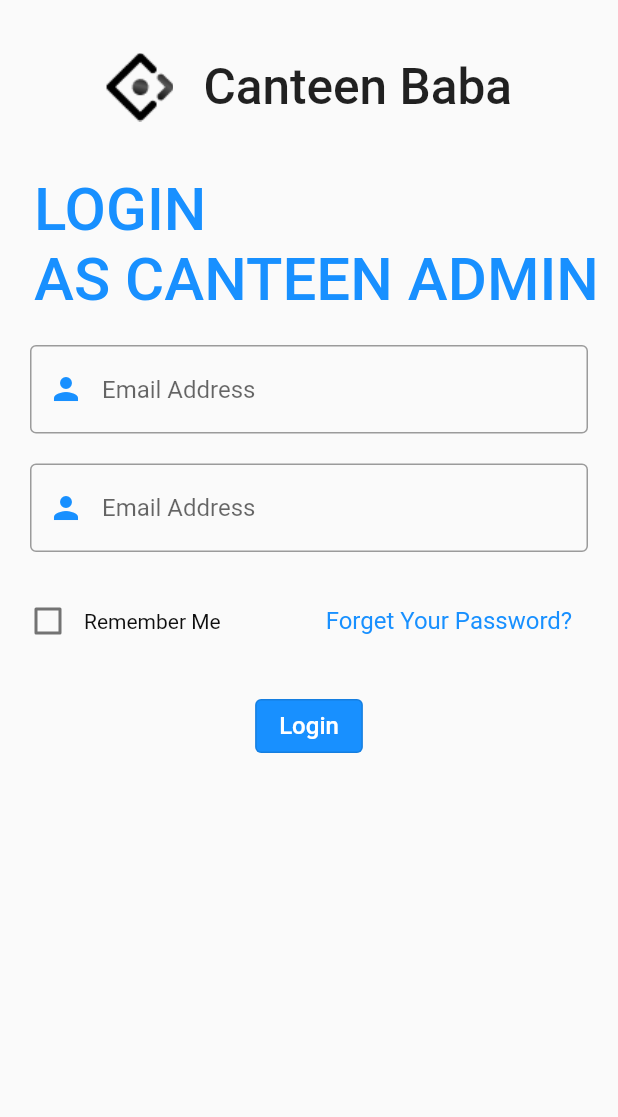
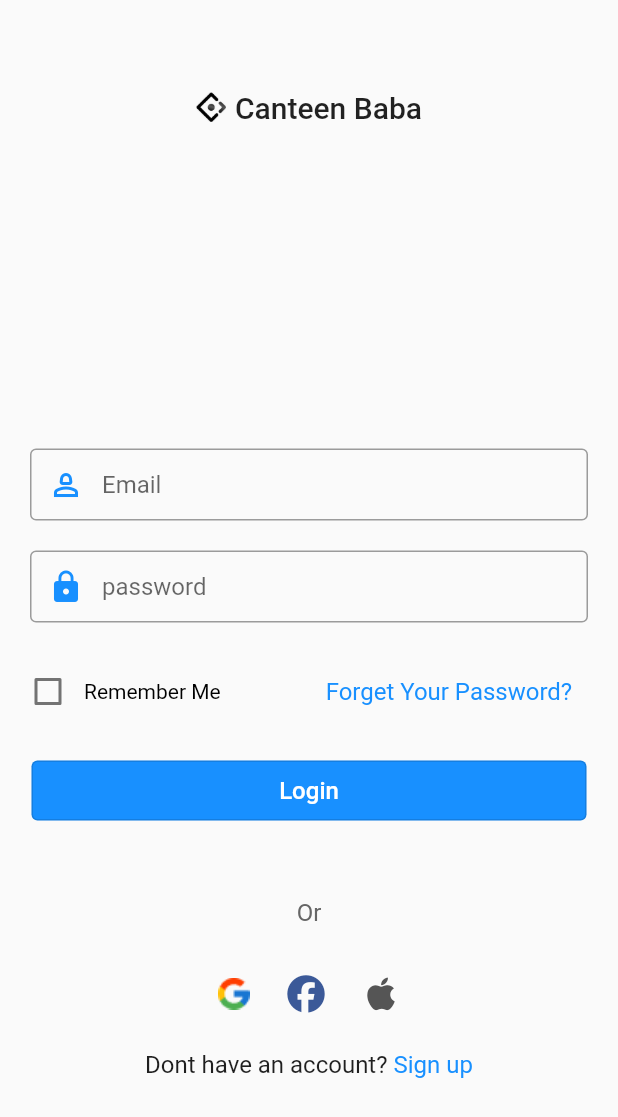
Before and after one commit to Wasisirshar/Canteen_Baba, a Flutter app: the screen it shows after launch, on a phone screen of 412 x 824 dp. Shown: the top 1117 px of the screen. Run offline on Flutter 3.47's test engine with Material 2 defaults, Android fonts, the phone set to English and light mode, and no system bars; our stand-ins replace font_awesome_flutter, google_fonts.

Commit message:
added new screen name sign up

```diff
--- /dev/null
+++ b/lib/components/input_from_field.dart
@@ -0,0 +1,64 @@
+import 'package:flutter/material.dart';
+
+class InputText extends StatefulWidget {
+  final String hintText;
+  final Icon prefixIcon;
+
+  const InputText(this.hintText, this.prefixIcon, {super.key});
+
+  @override
+  State<InputText> createState() => _InputText();
+}
+
+class _InputText extends State<InputText> {
+  @override
+  Widget build(BuildContext context) {
+    return Column(
+      crossAxisAlignment: CrossAxisAlignment.start,
+      children: <Widget>[
+        Padding(
+          padding: const EdgeInsets.only(right: 20, left: 20),
+          child: TextField(
+            decoration: InputDecoration(
+              border: const OutlineInputBorder(),
+              contentPadding: const EdgeInsets.symmetric(vertical: 5),
+              hintText: widget.hintText,
+              prefixIcon: Align(
+                widthFactor: 1.0,
+                heightFactor: 1.0,
+                child: widget.prefixIcon,
+              ),
+            ),
+          ),
+        ),
+      ],
+    );
+  }
+}
+
+// \\__this class is for Checkbox in login screen __///
+
+class MyCheckbox extends StatefulWidget {
+  const MyCheckbox({super.key});
+
+  @override
+  _MyCheckboxState createState() => _MyCheckboxState();
+}
+
+class _MyCheckboxState extends State<MyCheckbox> {
+  bool isChecked = false;
+
+  @override
+  Widget build(BuildContext context) {
+    return Center(
+      child: Checkbox(
+        value: isChecked,
+        onChanged: (bool? newValue) {
+          setState(() {
+            isChecked = newValue!;
+          });
+        },
+      ),
+    );
+  }
+}
--- a/lib/screens/constants/login_btn.dart
+++ b/lib/components/login_btn.dart
@@ -14,8 +14,15 @@ class LoginBtn extends StatefulWidget {
 class _LoginBtnState extends State<LoginBtn> {
   @override
   Widget build(BuildContext context) {
-    return OutlinedButton(
+    return SizedBox(
+      width: 370,
+      height: 40,
+      child: OutlinedButton(
         onPressed: widget.onPressed,
+        style: OutlinedButton.styleFrom(
+          backgroundColor: const Color(0xff1890FF),
+          padding: const EdgeInsets.symmetric(horizontal: 48, vertical: 8),
+        ),
         child: Text(
           widget.text,
           style: GoogleFonts.roboto(
@@ -23,9 +30,6 @@ class _LoginBtnState extends State<LoginBtn> {
             fontSize: 16,
           ),
         ),
-      style: OutlinedButton.styleFrom(
-        backgroundColor: Color(0xff1890FF),
-
       ),
     );
   }
--- a/lib/screens/constants/title_text.dart
+++ b/lib/components/title_text.dart
@@ -9,38 +9,29 @@ class TitleTextLogo extends StatelessWidget {
     return Column(
       children: [
         Padding(
-          padding: const EdgeInsets.all(35.0),
+          padding: const EdgeInsets.symmetric(vertical: 60),
           child: Row(
             mainAxisSize: MainAxisSize.min,
             children: [
               Image.asset(
                 'assets/images/logo.png',
                 fit: BoxFit.cover,
-                width: 45,
-                height: 46,
+                width: 20,
+                height: 20,
               ),
-             const SizedBox(
-                width: 20,
+              const SizedBox(
+                width: 6,
               ),
               Text(
                 'Canteen Baba',
                 style: GoogleFonts.roboto(
-                  fontSize: 33,
+                  fontSize: 20,
                   fontWeight: FontWeight.w500,
                 ),
               ),
             ],
           ),
         ),
-        Padding(
-          padding: const EdgeInsets.only(left: 20, right: 10),
-          child: Center(
-            child: Text('LOGIN \nAS CANTEEN ADMIN', style: GoogleFonts.roboto(
-              fontSize: 40,
-                color: const Color(0xff1890FF),
-              fontWeight: FontWeight.w500,),),
-          ),
-        ),
       ],
     );
   }
--- /dev/null
+++ b/lib/login_widgets/login.dart
@@ -0,0 +1,101 @@
+import '../components/input_from_field.dart';
+import '../components/login_btn.dart';
+import '../components/title_text.dart';
+import 'lower_body.dart';
+import 'package:flutter/material.dart';
+import 'package:google_fonts/google_fonts.dart';
+
+class LoginScreen extends StatefulWidget {
+  const LoginScreen({super.key});
+
+  @override
+  State<LoginScreen> createState() => _LoginScreenState();
+}
+
+class _LoginScreenState extends State<LoginScreen> {
+  final String orText = 'Or';
+
+  @override
+  Widget build(BuildContext context) {
+    return Scaffold(
+      body: SafeArea(
+        child: SingleChildScrollView(
+          child: Column(
+            // mainAxisSize: MainAxisSize.min,
+            children: [
+              //TextLOgo on the Top
+              const TitleTextLogo(),
+//      The heigt is form the logo text to input field
+              const SizedBox(
+                height: 156,
+              ),
+              //input from field having hint text
+              const InputText(
+                'Email',
+                Icon(
+                  Icons.person_2_outlined,
+                  color: Color(0xff1890FF),
+                ),
+              ),
+
+              const SizedBox(
+                height: 20,
+              ),
+
+              const InputText(
+                'password',
+                Icon(
+                  Icons.lock,
+                  color: Color(0xff1890FF),
+                ),
+              ),
+
+              const SizedBox(
+                height: 22,
+              ),
+
+              Padding(
+                padding: const EdgeInsets.only(
+                  left: 8,
+                ),
+                child: Row(
+                  children: [
+                    const MyCheckbox(),
+                    Text(
+                      'Remember Me',
+                      style: GoogleFonts.roboto(
+                        fontSize: 14,
+                        color: const Color(0xFF000000),
+                        fontWeight: FontWeight.w400,
+                      ),
+                    ),
+                    const SizedBox(
+                      width: 70,
+                    ),
+                    InkWell(
+                      child: Text('Forget Your Password?',
+                          style: GoogleFonts.roboto(
+                            fontSize: 16,
+                            color: const Color(0xFF1890FF),
+                            fontWeight: FontWeight.w400,
+                          )),
+                      onTap: () {},
+                    ),
+                  ],
+                ),
+              ),
+              const SizedBox(
+                height: 22,
+              ),
+              LoginBtn(onPressed: () {}, text: 'Login'),
+              SizedBox(
+                height: 20,
+              ),
+              LowerBodyLogin(),
+            ],
+          ),
+        ),
+      ),
+    );
+  }
+}
--- /dev/null
+++ b/lib/login_widgets/lower_body.dart
@@ -0,0 +1,86 @@
+import 'package:flutter/material.dart';
+import 'package:font_awesome_flutter/font_awesome_flutter.dart';
+import 'package:google_fonts/google_fonts.dart';
+
+import '../signup_widgets/signup.dart';
+
+class LowerBodyLogin extends StatefulWidget {
+  const LowerBodyLogin({super.key});
+
+  @override
+  State<LowerBodyLogin> createState() => _LowerBodyLoginState();
+}
+
+class _LowerBodyLoginState extends State<LowerBodyLogin> {
+  @override
+  Widget build(BuildContext context) {
+    return Column(
+      children: [
+        const SizedBox(
+          height: 32,
+        ),
+        Text(
+          'Or',
+          style: GoogleFonts.roboto(
+              color: const Color(0xFF666666),
+              fontSize: 16,
+              fontWeight: FontWeight.w400),
+        ),
+        const SizedBox(
+          height: 32,
+        ),
+        Row(
+          crossAxisAlignment: CrossAxisAlignment.center,
+          mainAxisAlignment: MainAxisAlignment.center,
+          children: [
+            Image.asset(
+              'assets/images/Group.png',
+            ),
+            const SizedBox(
+              width: 25,
+            ),
+            const Icon(
+              FontAwesomeIcons.facebook,
+              size: 25,
+              color: Color(0xff3B5998),
+            ),
+            const SizedBox(
+              width: 25,
+            ),
+            const Icon(
+              FontAwesomeIcons.apple,
+              size: 25,
+              color: Color(0xFF555555),
+            ),
+          ],
+        ),
+        const SizedBox(
+          height: 25,
+        ),
+        Row(
+          mainAxisAlignment: MainAxisAlignment.center,
+          children: [
+            Text(
+              'Dont have an account?',
+              style: GoogleFonts.roboto(
+                  color: const Color(0xFF1F1F1F),
+                  fontSize: 16,
+                  fontWeight: FontWeight.w400),
+            ),
+            InkWell(
+              onTap: () => Navigator.push(
+                  context, MaterialPageRoute(builder: (context) => SignUp())),
+              child: Text(
+                ' Sign up',
+                style: GoogleFonts.roboto(
+                    color: const Color(0xFF1890FF),
+                    fontSize: 16,
+                    fontWeight: FontWeight.w400),
+              ),
+            ),
+          ],
+        ),
+      ],
+    );
+  }
+}
--- a/lib/main.dart
+++ b/lib/main.dart
@@ -1,5 +1,6 @@
-import 'package:canteen_baba_app/screens/signin.dart';
 import 'package:flutter/material.dart';
+
+import 'login_widgets/login.dart';
 
 void main() {
   runApp(const MyApp());
@@ -10,6 +11,8 @@ class MyApp extends StatelessWidget {
 
   @override
   Widget build(BuildContext context) {
-    return SignUp();
+    return const MaterialApp(
+      home: LoginScreen(),
+    );
   }
 }
--- a/lib/screens/constants/input_from_field.dart
+++ /dev/null
@@ -1,82 +0,0 @@
-import 'package:flutter/material.dart';
-
-class TextFromField extends StatefulWidget {
-  const TextFromField({super.key});
-
-  @override
-  State<TextFromField> createState() => _TextFromFieldState();
-}
-
-class _TextFromFieldState extends State<TextFromField> {
-  @override
-  Widget build(BuildContext context) {
-    return const Column(
-      crossAxisAlignment: CrossAxisAlignment.start,
-      children: <Widget>[
-        Padding(
-          padding: EdgeInsets.only(top: 20, right: 20, left: 20),
-          child: TextField(
-            decoration: InputDecoration(
-              border: OutlineInputBorder(),
-              hintText: 'Email Address',
-              prefixIcon: Align(
-                widthFactor: 1.0,
-                heightFactor: 1.0,
-                child: Icon(
-                  Icons.person,
-                  color: Color(0xff1890FF),
-                ),
-              ),
-            ),
-          ),
-        ),
-        SizedBox(
-          height: 20,
-        ),
-        Padding(
-          padding: EdgeInsets.only(left: 20, right: 20),
-          child: TextField(
-            decoration: InputDecoration(
-              border: OutlineInputBorder(),
-              hintText: 'Email Address',
-              prefixIcon: Align(
-                widthFactor: 1.0,
-                heightFactor: 1.0,
-                child: Icon(
-                  Icons.person,
-                  color: Color(0xff1890FF),
-                ),
-              ),
-            ),
-          ),
-        ),
-      ],
-    );
-  }
-}
-
-// \\__this class is for Checkbox in login screen __///
-
-
-class MyCheckbox extends StatefulWidget {
-  @override
-  _MyCheckboxState createState() => _MyCheckboxState();
-}
-
-class _MyCheckboxState extends State<MyCheckbox> {
-  bool isChecked = false;
-
-  @override
-  Widget build(BuildContext context) {
-    return Center(
-      child: Checkbox(
-        value: isChecked,
-        onChanged: (bool? newValue) {
-          setState(() {
-            isChecked = newValue!;
-          });
-        },
-      ),
-    );
-  }
-}
--- a/lib/screens/login.dart
+++ /dev/null
@@ -1,66 +0,0 @@
-import 'package:canteen_baba_app/screens/constants/input_from_field.dart';
-import 'package:canteen_baba_app/screens/constants/login_btn.dart';
-import 'package:flutter/material.dart';
-import 'package:google_fonts/google_fonts.dart';
-import 'constants/title_text.dart';
-
-class LoginScreen extends StatefulWidget {
-  const LoginScreen({super.key});
-
-  @override
-  State<LoginScreen> createState() => _LoginScreenState();
-}
-
-class _LoginScreenState extends State<LoginScreen> {
-  @override
-  Widget build(BuildContext context) {
-    return Scaffold(
-      body: SafeArea(
-        child: Column(
-          children: [
-            TitleTextLogo(),
-            TextFromField(),
-            SizedBox(
-              height: 22,
-            ),
-            Padding(
-              padding: const EdgeInsets.only(
-                left: 8,
-              ),
-              child: Row(
-                children: [
-                  MyCheckbox(),
-                  Text(
-                    'Remember Me',
-                    style: GoogleFonts.roboto(
-                      fontSize: 14,
-                      color: const Color(0xff0000000),
-                      fontWeight: FontWeight.w400,
-                    ),
-                  ),
-                  SizedBox(
-                    width: 70,
-                  ),
-                  InkWell(
-                    child: Text('Forget Your Password?',
-                        style: GoogleFonts.roboto(
-                          fontSize: 16,
-                          color: const Color(0xff1890FF),
-                          fontWeight: FontWeight.w400,
-                        )),
-                    onTap: () {},
-                  ),
-
-                ],
-              ),
-            ),
-            SizedBox(
-              height: 22,
-            ),
-            LoginBtn(onPressed: (){},text: 'Login'),
-          ],
-        ),
-      ),
-    );
-  }
-}
--- a/lib/screens/signin.dart
+++ b/lib/signup_widgets/signup.dart
@@ -1,4 +1,3 @@
-import 'package:canteen_baba_app/screens/login.dart';
 import 'package:flutter/material.dart';
 
 class SignUp extends StatefulWidget {
@@ -11,12 +10,6 @@ class SignUp extends StatefulWidget {
 class _SignUpState extends State<SignUp> {
   @override
   Widget build(BuildContext context) {
-    return const MaterialApp(
-      debugShowCheckedModeBanner: false,
-        home: Scaffold(
-          body: SafeArea(child: LoginScreen(),
-          ),
-        ),
-     );
+    return const Scaffold();
   }
 }
--- a/pubspec.yaml
+++ b/pubspec.yaml
@@ -36,6 +36,7 @@ dependencies:
   # Use with the CupertinoIcons class for iOS style icons.
   cupertino_icons: ^1.0.2
   google_fonts: ^5.1.0
+  font_awesome_flutter: ^10.5.0
 
 dev_dependencies:
   flutter_test:
@@ -62,7 +63,8 @@ flutter:
   # To add assets to your application, add an assets section, like this:
   assets:
     - assets/images/logo.png
-  #   - images/a_dot_ham.jpeg
+    - assets/images/Group.png
+
 
   # An image asset can refer to one or more resolution-specific "variants", see
   # https://flutter.dev/assets-and-images/#resolution-aware
```
Also changed, not shown: assets/images/Group.png (added), pubspec.lock. Lines whose indentation alone changed are shown as unchanged.
